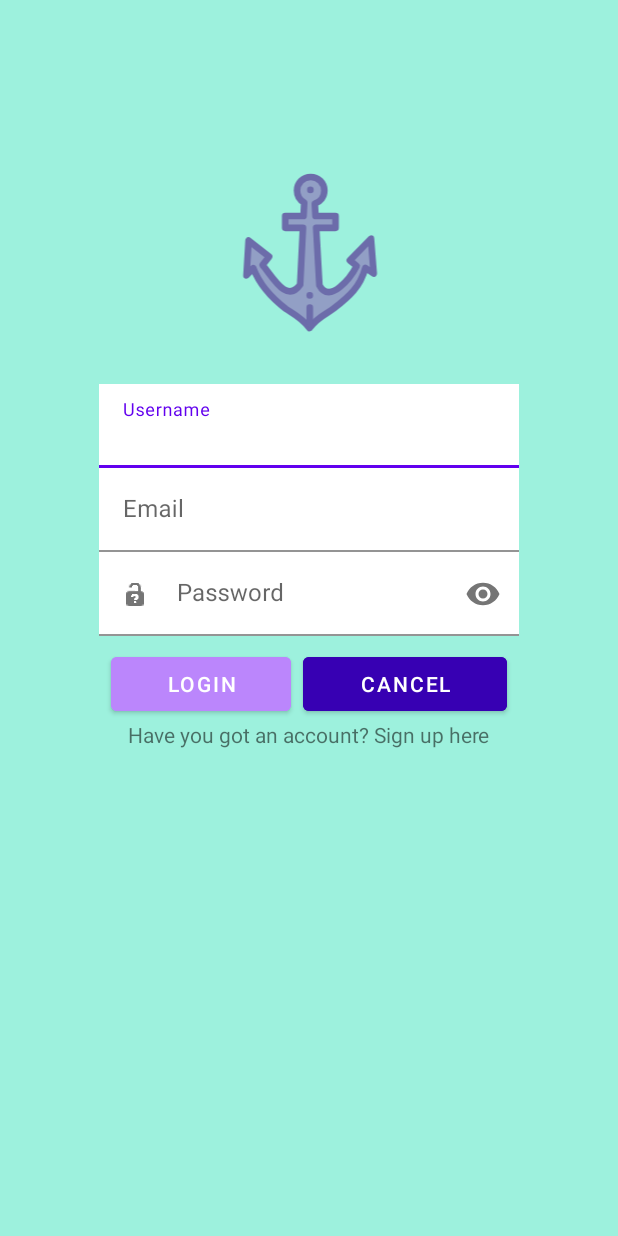
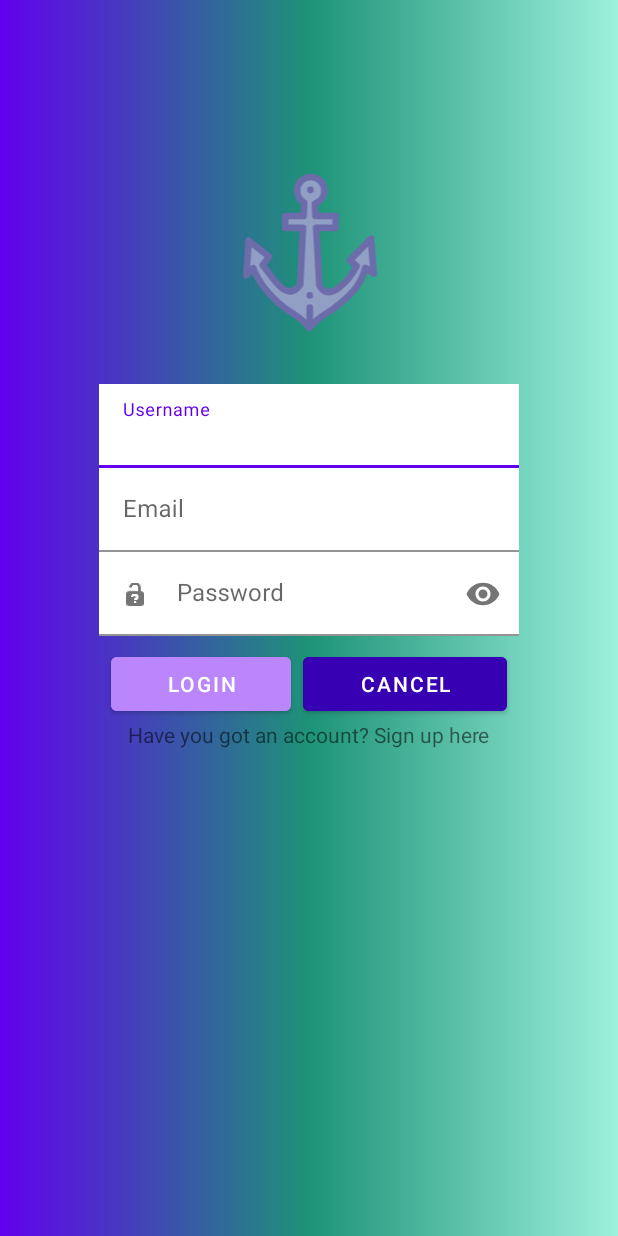
Before and after one commit to Jacobosr3/First, an Android app: the screen it shows after launch (MainActivity), on a phone screen of 412 x 824 dp. Run offline under Robolectric (Android 15) with nearby library versions, the phone set to English and light mode, and no system bars.

Commit message:
commit gradient

```diff
--- a/app/build.gradle
+++ b/app/build.gradle
@@ -36,4 +36,7 @@ dependencies {
     testImplementation 'junit:junit:4.13.2'
     androidTestImplementation 'androidx.test.ext:junit:1.1.3'
     androidTestImplementation 'androidx.test.espresso:espresso-core:3.4.0'
+
+    implementation 'com.github.bumptech.glide:glide:4.11.0'
+    annotationProcessor 'com.github.bumptech.glide:compiler:4.11.0'
 }
--- a/app/src/main/java/com/example/fundamentals/Activity_signup.java
+++ b/app/src/main/java/com/example/fundamentals/Activity_signup.java
@@ -6,6 +6,9 @@ import android.os.Bundle;
 import android.view.View;
 import android.widget.Button;
 import android.widget.EditText;
+import android.widget.ImageView;
+
+import com.bumptech.glide.Glide;
 
 public class Activity_signup extends AppCompatActivity {
 
--- /dev/null
+++ b/app/src/main/res/drawable/gradient.xml
@@ -0,0 +1,10 @@
+<?xml version="1.0" encoding="utf-8"?>
+<shape xmlns:android="http://schemas.android.com/apk/res/android" android:shape="rectangle"    >
+    <gradient
+        android:startColor="@color/purple_500"
+        android:centerColor="@color/cyan_500"
+        android:endColor="@color/cyan"
+        android:angle="360"
+        >
+    </gradient>
+</shape>
--- a/app/src/main/res/layout/activity_main.xml
+++ b/app/src/main/res/layout/activity_main.xml
@@ -5,9 +5,8 @@
     android:layout_width="match_parent"
     android:layout_height="match_parent"
     tools:context=".MainActivity"
-    android:background="@color/cyan"
+    android:background="@drawable/gradient"
     >
-
 
     <ImageView
         android:id="@+id/ancla"
@@ -129,5 +128,4 @@
         android:orientation="vertical"
         app:layout_constraintGuide_percent="0.84" />
 
-
 </androidx.constraintlayout.widget.ConstraintLayout>
```
